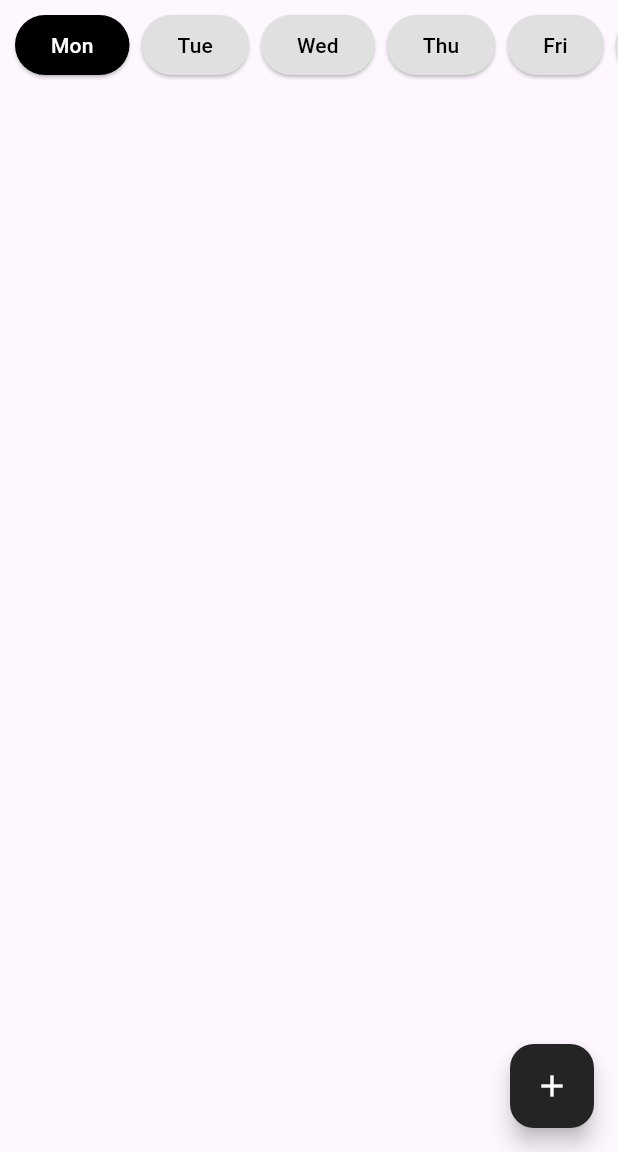
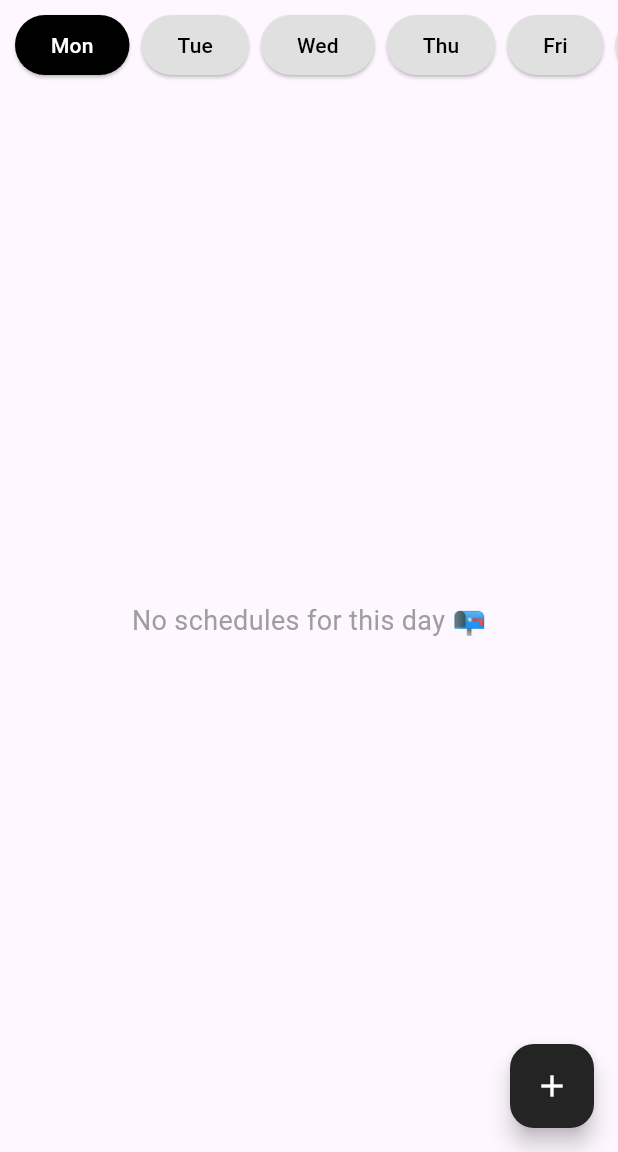
Before and after one commit to BrightBanda/LockIn-Smart-Study, a Flutter app: the screen it shows after launch, on a phone screen of 412 x 824 dp, the part 84-1236 px from its top. Run offline on Flutter 3.47's test engine with Material 3 defaults, Android fonts, the phone set to English and light mode, and no system bars; our stand-ins replace flutter_riverpod, flutter_slidable, hive, hive_flutter; accounts and stored records are empty.

Commit message:
feat: add completion tracking to study schedules and update UI accordingly

```diff
--- a/lib/main.dart
+++ b/lib/main.dart
@@ -15,6 +15,9 @@ void main() async {
   Hive.registerAdapter(StudysessionAdapter());
   Hive.registerAdapter(StudyScheduleAdapter());
   Hive.registerAdapter(WeekDayAdapter());
+
+  await Hive.deleteBoxFromDisk('schedules');
+  await Hive.deleteBoxFromDisk('sessions');
 
   await Hive.openBox<Subject>('subjects');
   await Hive.openBox<Studysession>('sessions');
--- a/lib/src/data/model/studySchedule.dart
+++ b/lib/src/data/model/studySchedule.dart
@@ -34,10 +34,24 @@ class StudySchedule {
   @HiveField(3)
   final int minutes;
 
+  @HiveField(4)
+  final bool isCompleted;
+
   StudySchedule({
     required this.id,
     required this.subjectId,
     required this.day,
     required this.minutes,
+    this.isCompleted = false,
   });
+
+  StudySchedule copyWith({bool? isCompleted}) {
+    return StudySchedule(
+      id: id,
+      subjectId: subjectId,
+      day: day,
+      minutes: minutes,
+      isCompleted: isCompleted ?? this.isCompleted,
+    );
+  }
 }
--- a/lib/src/presentation/view/home_page.dart
+++ b/lib/src/presentation/view/home_page.dart
@@ -100,7 +100,14 @@ class Homepage extends ConsumerWidget {
               ),
             ),
             Expanded(
-              child: ListView.builder(
+              child: todaySchedule.isEmpty
+                  ? Center(
+                      child: Text(
+                        'No schedules for this day 📭',
+                        style: TextStyle(fontSize: 18, color: Colors.grey),
+                      ),
+                    )
+                  : ListView.builder(
                       itemCount: todaySchedule.length,
                       itemBuilder: (context, index) {
                         final schedule = todaySchedule[index];
@@ -108,12 +115,13 @@ class Homepage extends ConsumerWidget {
                           (s) => s?.id == schedule.subjectId,
                           orElse: () => null,
                         );
+
                         if (subject == null) {
                           return const ListTile(
                             title: Text('Subject not found'),
-                      //trailing: IconButton(onPressed:  , icon: Icon(Icons.info)),
                           );
                         }
+
                         return Padding(
                           padding: const EdgeInsets.all(8.0),
                           child: Subjectcard(
```
Also changed, not shown: lib/src/presentation/viewmodel/studyScheduleViewModel.dart (+11 -0 lines), lib/src/presentation/viewmodel/studySessionViewmodel.dart (+14 -7 lines), lib/src/utils/SubjectCard.dart (+8 -1 lines), lib/src/data/model/studySchedule.g.dart. Lines whose indentation alone changed are shown as unchanged.
